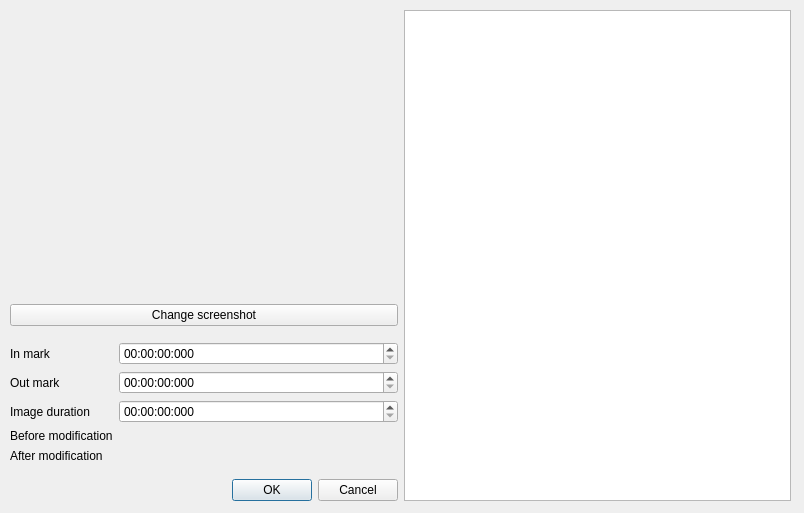
The window that src/advancedsettingswindow.ui (cinemaouvert/OPP) describes before a commit, drawn with Qt 5.
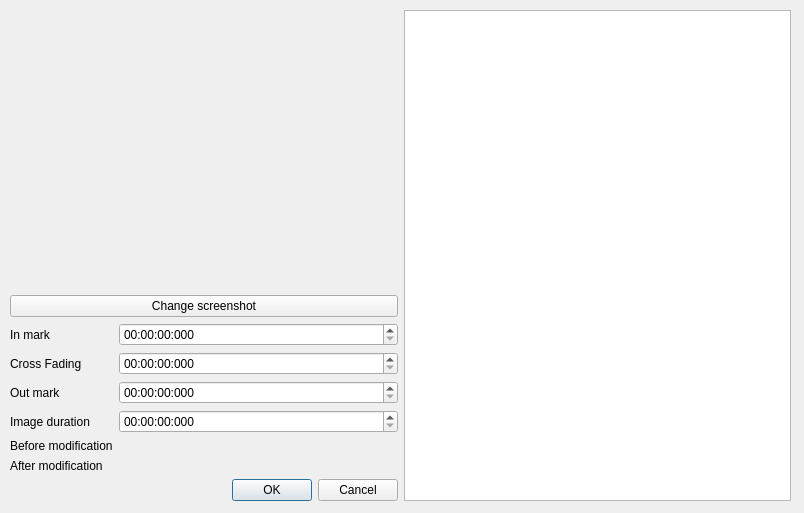
The same window after the commit.

Commit message: Correct cross fading

The edit to the form file:
```diff
--- a/src/advancedsettingswindow.ui
+++ b/src/advancedsettingswindow.ui
@@ -93,7 +93,7 @@
           </property>
          </widget>
         </item>
-        <item row="1" column="0">
+        <item row="2" column="0">
          <widget class="QLabel" name="label_outMark">
           <property name="enabled">
            <bool>true</bool>
@@ -103,7 +103,7 @@
           </property>
          </widget>
         </item>
-        <item row="1" column="1">
+        <item row="2" column="1">
          <widget class="QTimeEdit" name="timeEdit_outMark">
           <property name="enabled">
            <bool>true</bool>
@@ -113,48 +113,62 @@
           </property>
          </widget>
         </item>
-        <item row="2" column="0">
+        <item row="3" column="0">
          <widget class="QLabel" name="imageDurationLabel">
           <property name="text">
            <string>Image duration</string>
           </property>
          </widget>
         </item>
-        <item row="2" column="1">
+        <item row="3" column="1">
          <widget class="QTimeEdit" name="imageDurationTimeEdit">
           <property name="displayFormat">
            <string>HH:mm:ss:zzz</string>
           </property>
          </widget>
         </item>
-        <item row="3" column="0">
+        <item row="4" column="0">
          <widget class="QLabel" name="label_originalLength">
           <property name="text">
            <string>Before modification</string>
           </property>
          </widget>
         </item>
-        <item row="3" column="1">
+        <item row="4" column="1">
          <widget class="QLabel" name="label_originalLengthValue">
           <property name="text">
            <string/>
           </property>
          </widget>
         </item>
-        <item row="4" column="0">
+        <item row="5" column="0">
          <widget class="QLabel" name="label_modifiedLength">
           <property name="text">
            <string>After modification</string>
           </property>
          </widget>
         </item>
-        <item row="4" column="1">
+        <item row="5" column="1">
          <widget class="QLabel" name="label_modifiedLengthValue">
           <property name="text">
            <string/>
           </property>
          </widget>
         </item>
+        <item row="1" column="0">
+         <widget class="QLabel" name="label_CrossFading">
+          <property name="text">
+           <string>Cross Fading</string>
+          </property>
+         </widget>
+        </item>
+        <item row="1" column="1">
+         <widget class="QTimeEdit" name="timeEdit_CrossFading">
+          <property name="displayFormat">
+           <string>HH:mm:ss:zzz</string>
+          </property>
+         </widget>
+        </item>
        </layout>
       </item>
       <item>
```
Left out of the diff: 6 changed lines with no effect on the pictures. The commit also changes 7 other files.
